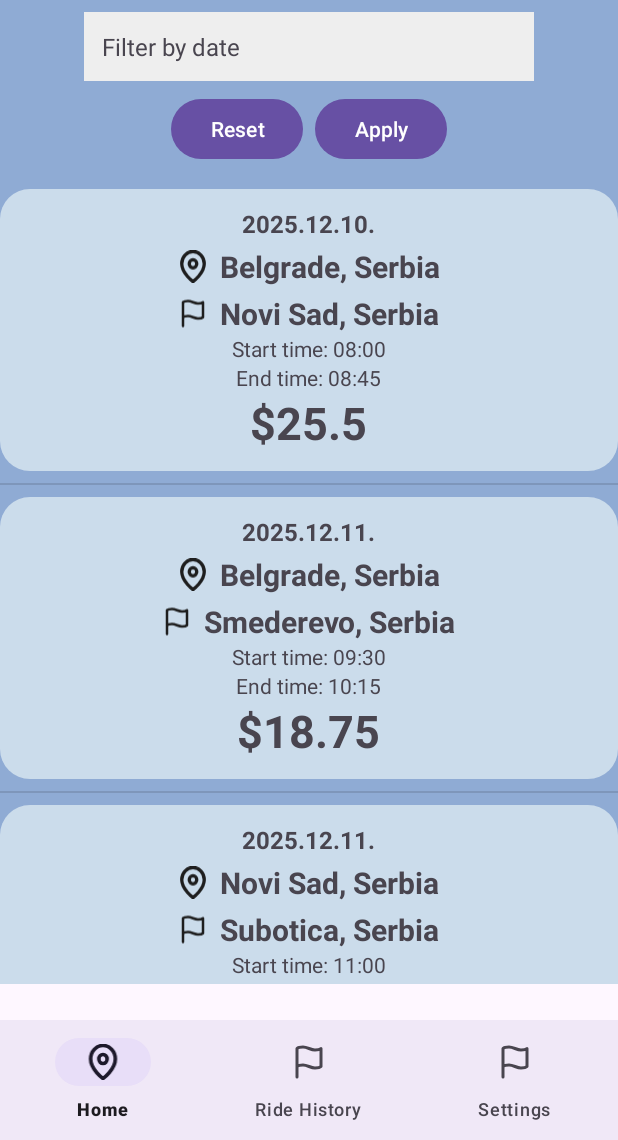
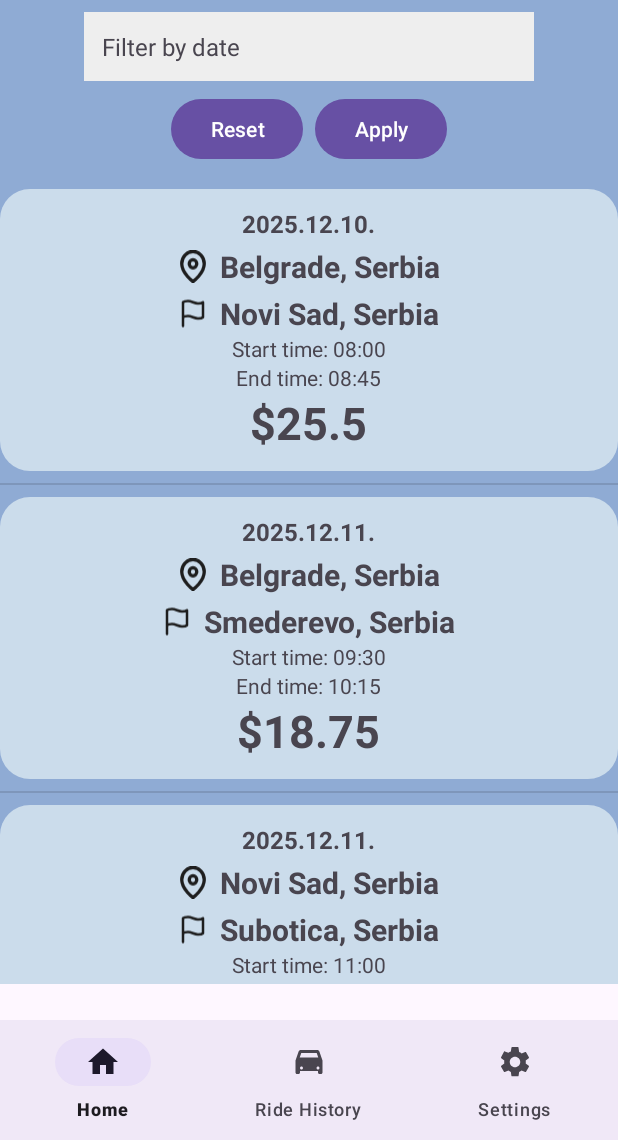
Before and after one commit to kzi-nastava/mrs-team2-TODO-Smisliti-ime, an Android app: the screen it shows after launch (MainActivity), on a phone screen of 412 x 824 dp, the part 96-1236 px from its top. Run offline under Robolectric (Android 15) with nearby library versions, the phone set to English and light mode, and no system bars.

Commit message:
Add icons to bottom-navbar

```diff
--- a/mobileApp/app/src/main/java/com/example/getgo/MainActivity.java
+++ b/mobileApp/app/src/main/java/com/example/getgo/MainActivity.java
@@ -38,6 +38,7 @@ public class MainActivity extends AppCompatActivity {
         ActionBar actionBar;
         actionBar = getSupportActionBar();
         if(actionBar != null){
+            actionBar.setTitle("GetGo");
             // postavlja prikazivanje "strelice prema nazad" (back arrow)
             // kao indikatora navigacije na lijevoj strani Toolbar-a.
             actionBar.setDisplayHomeAsUpEnabled(true);
--- /dev/null
+++ b/mobileApp/app/src/main/res/drawable/ic_car.xml
@@ -0,0 +1,10 @@
+<?xml version="1.0" encoding="utf-8"?>
+<vector xmlns:android="http://schemas.android.com/apk/res/android"
+    android:width="24dp"
+    android:height="24dp"
+    android:viewportWidth="24"
+    android:viewportHeight="24">
+    <path
+        android:fillColor="#000000"
+        android:pathData="M18.92,5.01C18.72,4.42 18.16,4 17.5,4h-11C5.84,4 5.28,4.42 5.08,5.01L3,11v8c0,0.55 0.45,1 1,1h1c0.55,0 1,-0.45 1,-1v-1h12v1c0,0.55 0.45,1 1,1h1c0.55,0 1,-0.45 1,-1v-8l-2.08,-5.99zM6.85,6h10.29l1.04,3H5.81L6.85,6zM19,16c0,0.55 -0.45,1 -1,1s-1,-0.45 -1,-1 0.45,-1 1,-1 1,0.45 1,1zM7,17c-0.55,0 -1,-0.45 -1,-1s0.45,-1 1,-1 1,0.45 1,1 -0.45,1 -1,1z"/>
+</vector>
--- /dev/null
+++ b/mobileApp/app/src/main/res/drawable/ic_home.xml
@@ -0,0 +1,10 @@
+<?xml version="1.0" encoding="utf-8"?>
+<vector xmlns:android="http://schemas.android.com/apk/res/android"
+    android:width="24dp"
+    android:height="24dp"
+    android:viewportWidth="24"
+    android:viewportHeight="24">
+    <path
+        android:fillColor="#000000"
+        android:pathData="M10,20v-6h4v6h5v-8h3L12,3 2,12h3v8z"/>
+</vector>
--- /dev/null
+++ b/mobileApp/app/src/main/res/drawable/ic_settings.xml
@@ -0,0 +1,10 @@
+<?xml version="1.0" encoding="utf-8"?>
+<vector xmlns:android="http://schemas.android.com/apk/res/android"
+    android:width="24dp"
+    android:height="24dp"
+    android:viewportWidth="24"
+    android:viewportHeight="24">
+    <path
+        android:fillColor="#000000"
+        android:pathData="M19.14,12.94c0.04,-0.3 0.06,-0.61 0.06,-0.94 0,-0.32 -0.02,-0.64 -0.07,-0.94l2.03,-1.58c0.18,-0.14 0.23,-0.41 0.12,-0.61l-1.92,-3.32c-0.11,-0.2 -0.36,-0.28 -0.57,-0.2l-2.39,0.96c-0.5,-0.38 -1.04,-0.69 -1.64,-0.93l-0.36,-2.54C14.37,2.18 14.17,2 13.92,2h-3.84c-0.25,0 -0.45,0.18 -0.48,0.42l-0.36,2.54c-0.6,0.24 -1.15,0.55 -1.64,0.93l-2.39,-0.96c-0.21,-0.08 -0.46,0 -0.57,0.2L2.72,8.87c-0.11,0.2 -0.06,0.46 0.12,0.61l2.03,1.58c-0.05,0.3 -0.07,0.62 -0.07,0.94 0,0.33 0.02,0.64 0.07,0.94l-2.03,1.58c-0.18,0.14 -0.23,0.41 -0.12,0.61l1.92,3.32c0.11,0.2 0.36,0.28 0.57,0.2l2.39,-0.96c0.5,0.38 1.04,0.69 1.64,0.93l0.36,2.54c0.03,0.24 0.23,0.42 0.48,0.42h3.84c0.25,0 0.45,-0.18 0.48,-0.42l0.36,-2.54c0.6,-0.24 1.15,-0.55 1.64,-0.93l2.39,0.96c0.21,0.08 0.46,0 0.57,-0.2l1.92,-3.32c0.11,-0.2 0.06,-0.46 -0.12,-0.61l-2.03,-1.58zM12,15.5c-1.93,0 -3.5,-1.57 -3.5,-3.5s1.57,-3.5 3.5,-3.5 3.5,1.57 3.5,3.5 -1.57,3.5 -3.5,3.5z"/>
+</vector>
--- a/mobileApp/app/src/main/res/menu/driver_bottom_nav_menu.xml
+++ b/mobileApp/app/src/main/res/menu/driver_bottom_nav_menu.xml
@@ -2,14 +2,14 @@
 <menu xmlns:android="http://schemas.android.com/apk/res/android">
     <item
         android:id="@+id/item_1"
-        android:icon="@drawable/map_pin"
+        android:icon="@drawable/ic_home"
         android:title="Home"/>
     <item
         android:id="@+id/item_2"
-        android:icon="@drawable/flag"
+        android:icon="@drawable/ic_car"
         android:title="Ride History"/>
     <item
         android:id="@+id/item_3"
-        android:icon="@drawable/flag"
+        android:icon="@drawable/ic_settings"
         android:title="Settings"/>
 </menu>
```
